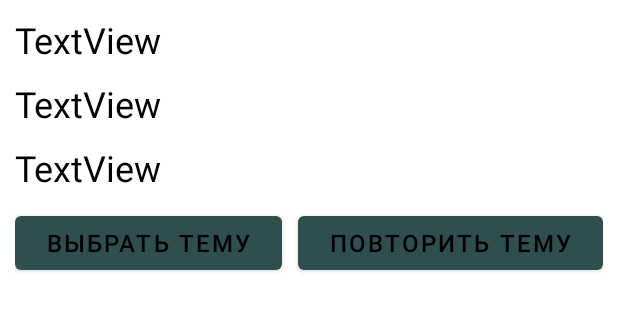
After one commit to NikASBY/MPT1, an Android app: the layout result_test_fragment.xml on its own in the app's theme, with its tools: preview values and no code run, on a phone screen of 412 x 824 dp. The commit adds this screen. Shown: the top 311 px of the screen. Run offline under Robolectric (Android 15) with nearby library versions, the phone set to English and light mode, and no system bars.

Commit message:
result_test_activity

```diff
--- a/app/src/main/AndroidManifest.xml
+++ b/app/src/main/AndroidManifest.xml
@@ -25,6 +25,7 @@
         <activity android:name=".menu.activity.SettingTestActivity"/>
         <activity android:name=".menu.activity.StartTestActivity"/>
         <activity android:name=".menu.activity.NewMainMenu"/>
+        <activity android:name=".menu.activity.ResultTestActivity"/>
     </application>
 
 </manifest>
--- a/app/src/main/java/org/o7planning/mpt1/menu/activity/NewMainMenu.java
+++ b/app/src/main/java/org/o7planning/mpt1/menu/activity/NewMainMenu.java
@@ -134,6 +134,7 @@ public class NewMainMenu extends SinglAbstractFragmentActivity {
         directory2.mkdirs();
         intent = new Intent(getApplicationContext(), NewMainMenu.class);
         intent.addFlags(Intent.FLAG_ACTIVITY_CLEAR_TOP);
+        intent.addFlags(Intent.FLAG_ACTIVITY_CLEAR_TASK);
 
         allSettingsThread = new AllSettingsThread("All_settings", getApplicationContext());
         try {
--- a/app/src/main/java/org/o7planning/mpt1/menu/activity/SettingTestActivity.java
+++ b/app/src/main/java/org/o7planning/mpt1/menu/activity/SettingTestActivity.java
@@ -107,6 +107,9 @@ public class SettingTestActivity extends AppCompatActivity {
                 intentButtonOk.putExtra("contTheme2", contTheme);
                 intentButtonOk.putExtra("checkQuestion", checkQuestion);
                 intentButtonOk.putExtra("line", lineNext);
+                intentButtonOk.putExtra("nameTheme", nameTheme);
+                intentButtonOk.addFlags(Intent.FLAG_ACTIVITY_CLEAR_TOP);
+                intentButtonOk.addFlags(Intent.FLAG_ACTIVITY_CLEAR_TASK);
                 startActivity(intentButtonOk);
             }
         });
--- a/app/src/main/java/org/o7planning/mpt1/menu/activity/StartApplicationSettingActivity.java
+++ b/app/src/main/java/org/o7planning/mpt1/menu/activity/StartApplicationSettingActivity.java
@@ -56,6 +56,8 @@ public class StartApplicationSettingActivity extends AppCompatActivity {
         }
 
         Intent intent = new Intent(this, NewMainMenu.class);
+        intent.addFlags(Intent.FLAG_ACTIVITY_CLEAR_TOP);
+        intent.addFlags(Intent.FLAG_ACTIVITY_CLEAR_TASK);
         startActivity(intent);
 
     }
--- /dev/null
+++ b/app/src/main/res/drawable/radio_down.xml
@@ -0,0 +1,5 @@
+<?xml version="1.0" encoding="utf-8"?>
+<selector xmlns:android="http://schemas.android.com/apk/res/android">
+    <item android:drawable="@color/Green"/>
+    <item android:state_checked="true"/>
+</selector>
--- /dev/null
+++ b/app/src/main/res/drawable/right_qnswer.xml
@@ -0,0 +1,4 @@
+<?xml version="1.0" encoding="utf-8"?>
+<selector xmlns:android="http://schemas.android.com/apk/res/android">
+    <item android:drawable="@drawable/radio_down" android:state_checked="true"/>
+</selector>
--- /dev/null
+++ b/app/src/main/res/layout/result_test_fragment.xml
@@ -0,0 +1,61 @@
+<?xml version="1.0" encoding="utf-8"?>
+<LinearLayout xmlns:android="http://schemas.android.com/apk/res/android"
+    android:layout_width="match_parent"
+    android:layout_height="wrap_content"
+    android:orientation="vertical"
+    android:layout_margin="10dp">
+
+    <TextView
+        android:id="@+id/name_theme"
+        android:layout_width="match_parent"
+        android:layout_height="wrap_content"
+        android:text="TextView"
+        android:textSize="24sp"
+        android:textColor="@color/black"
+        android:layout_marginBottom="10dp"/>
+
+    <TextView
+        android:id="@+id/total_question"
+        android:layout_width="match_parent"
+        android:layout_height="wrap_content"
+        android:text="TextView"
+        android:textSize="24sp"
+        android:textColor="@color/black"
+        android:layout_marginBottom="10dp"/>
+
+    <TextView
+        android:id="@+id/right_answer"
+        android:layout_width="match_parent"
+        android:layout_height="wrap_content"
+        android:text="TextView"
+        android:textSize="24sp"
+        android:textColor="@color/black"
+        android:layout_marginBottom="10dp"/>
+
+    <LinearLayout
+        android:layout_width="match_parent"
+        android:layout_height="wrap_content"
+        android:orientation="horizontal"
+        android:layout_marginBottom="10dp">
+
+        <Button
+            android:id="@+id/select_theme"
+            android:layout_width="wrap_content"
+            android:layout_height="wrap_content"
+            android:layout_weight="1"
+            android:text="Выбрать тему"
+            android:textSize="16sp"
+            android:textColor="@color/black"
+            android:layout_marginRight="5dp"/>
+
+        <Button
+            android:id="@+id/restart_theme"
+            android:layout_width="wrap_content"
+            android:layout_height="wrap_content"
+            android:layout_weight="1"
+            android:text="Повторить тему"
+            android:textSize="16sp"
+            android:textColor="@color/black"
+            android:layout_marginLeft="5dp"/>
+    </LinearLayout>
+</LinearLayout>
```
Also changed, not shown: app/src/main/java/org/o7planning/mpt1/menu/activity/ResultTestActivity.java (added, +71 -0 lines), app/src/main/java/org/o7planning/mpt1/menu/activity/StartTestActivity.java (+22 -3 lines), app/src/main/java/org/o7planning/mpt1/menu/fragmentsForMainView/ResultTest.java (added, +67 -0 lines), app/src/main/java/org/o7planning/mpt1/menu/fragmentsForMainView/StartTest_fragment.java (+29 -3 lines).
